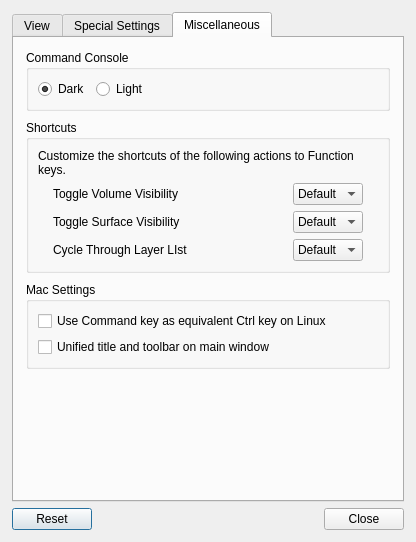
Qt form freeview/DialogPreferences.ui (freesurfer/freesurfer) before a commit.
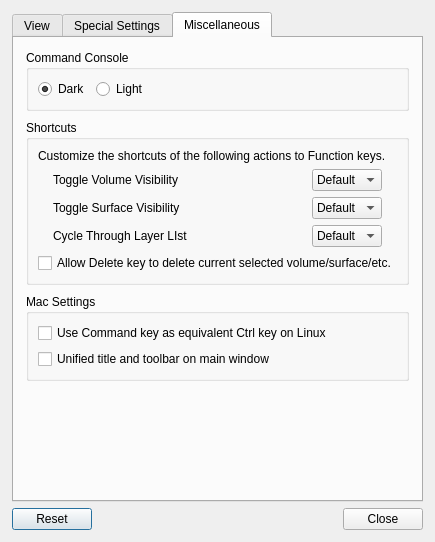
The same form after that commit. The open tabs and pages were chosen to show the change. Custom widgets are drawn as their Qt base class.

Commit message: Option to allow Delete key to delete current volume/surface/etc

What changed in the file:
```diff
--- a/freeview/DialogPreferences.ui
+++ b/freeview/DialogPreferences.ui
@@ -920,6 +920,13 @@
             </item>
            </layout>
           </item>
+          <item>
+           <widget class="QCheckBox" name="checkBoxAllowDeleteKey">
+            <property name="text">
+             <string>Allow Delete key to delete current selected volume/surface/etc.</string>
+            </property>
+           </widget>
+          </item>
          </layout>
         </widget>
        </item>
```
The commit also changes 4 other files.
